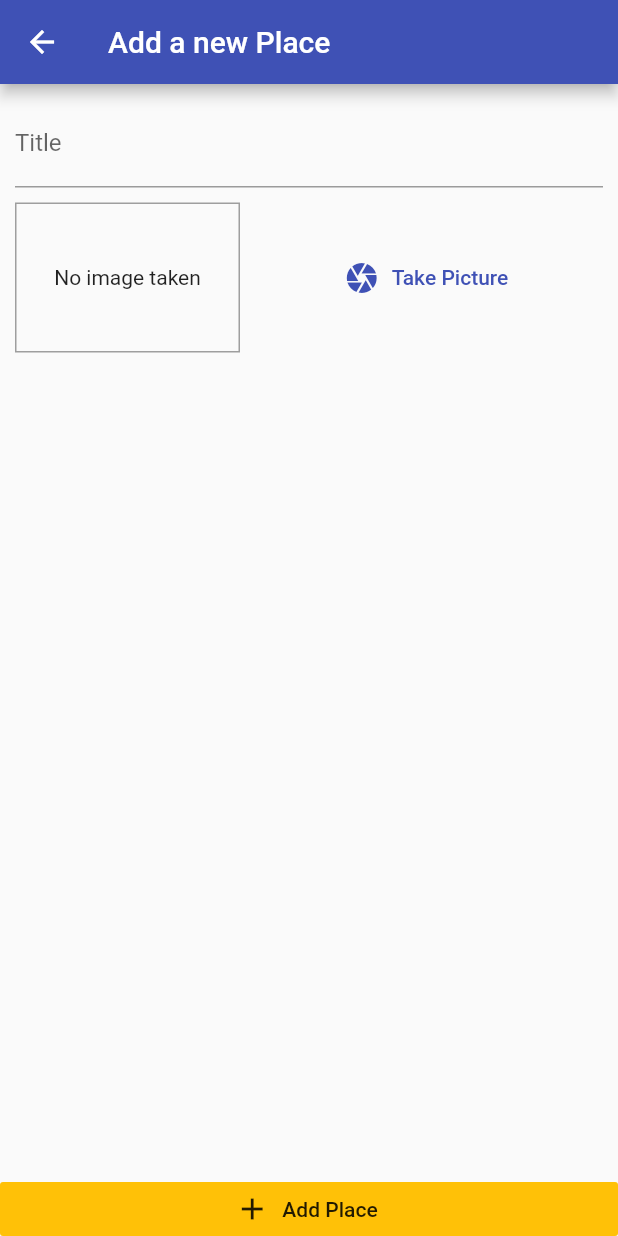
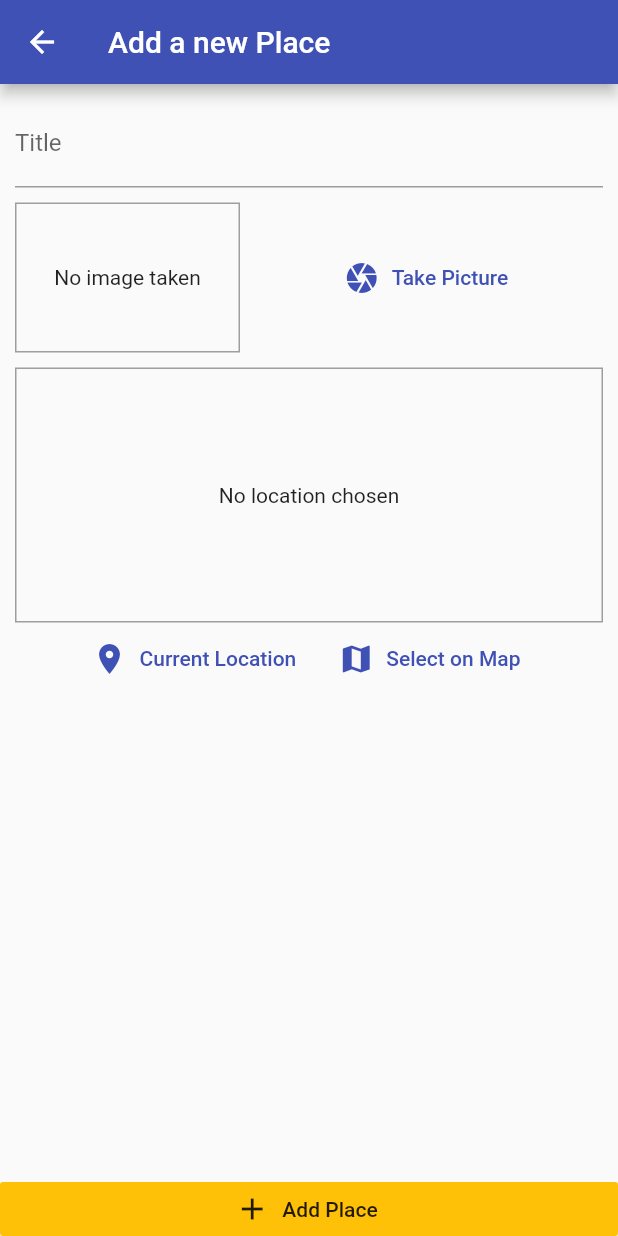
Before and after one commit to s-hash-exe/GreatPlaces, a Flutter app: the AddPlaceScreen screen opened by its route, on a phone screen of 412 x 824 dp. Run offline on Flutter 3.47's test engine with Material 2 defaults, Android fonts, the phone set to English and light mode, and no system bars; our stand-ins replace image_picker, location, sqflite; accounts and stored records are empty.

Commit message:
added location files

```diff
--- a/lib/screens/add_place_screen.dart
+++ b/lib/screens/add_place_screen.dart
@@ -4,6 +4,7 @@ import 'package:image_picker/image_picker.dart';
 import "../widgets/image_input.dart";
 import "dart:io";
 import "../providers/great_places.dart";
+import "../widgets/location_input.dart";
 
 class AddPlaceScreen extends StatefulWidget {
   static const routeName = "/add-place";
@@ -52,6 +53,10 @@ class _AddPlaceScreenState extends State<AddPlaceScreen> {
                       height: 10,
                     ),
                     ImageInput(_selectImage),
+                    const SizedBox(
+                      height: 10,
+                    ),
+                    LocationInput(),
                   ],
                 ),
               ),
--- /dev/null
+++ b/lib/widgets/location_input.dart
@@ -0,0 +1,65 @@
+// ignore_for_file: deprecated_member_use
+
+import "package:flutter/material.dart";
+import "package:location/location.dart";
+
+class LocationInput extends StatefulWidget {
+  @override
+  State<LocationInput> createState() => _LocationInputState();
+}
+
+class _LocationInputState extends State<LocationInput> {
+  String _previewImageUrl = "";
+
+  Future<void> _getCurrentUserLocation() async {
+    final locData = await Location().getLocation();
+    print(locData.latitude);
+    print(locData.longitude);
+  }
+
+  @override
+  Widget build(BuildContext context) {
+    return Column(
+      children: [
+        Container(
+          height: 170,
+          alignment: Alignment.center,
+          width: double.infinity,
+          decoration: BoxDecoration(
+            border: Border.all(
+              width: 1,
+              color: Colors.grey,
+            ),
+          ),
+          child: _previewImageUrl == ""
+              ? const Text(
+                  "No location chosen",
+                  textAlign: TextAlign.center,
+                )
+              : Image.network(
+                  _previewImageUrl,
+                  fit: BoxFit.cover,
+                  width: double.infinity,
+                ),
+        ),
+        Row(
+          mainAxisAlignment: MainAxisAlignment.center,
+          children: [
+            FlatButton.icon(
+              icon: const Icon(Icons.location_on),
+              label: const Text("Current Location"),
+              textColor: Theme.of(context).primaryColor,
+              onPressed: _getCurrentUserLocation,
+            ),
+            FlatButton.icon(
+              icon: const Icon(Icons.map),
+              label: const Text("Select on Map"),
+              textColor: Theme.of(context).primaryColor,
+              onPressed: () {},
+            ),
+          ],
+        )
+      ],
+    );
+  }
+}
--- a/pubspec.yaml
+++ b/pubspec.yaml
@@ -34,6 +34,7 @@ dependencies:
   path_provider: ^2.0.9
   path: ^1.8.0
   sqflite: ^2.0.2
+  location: ^4.3.0
 
   # The following adds the Cupertino Icons font to your application.
   # Use with the CupertinoIcons class for iOS style icons.
```
Also changed, not shown: pubspec.lock, 2 other files.
